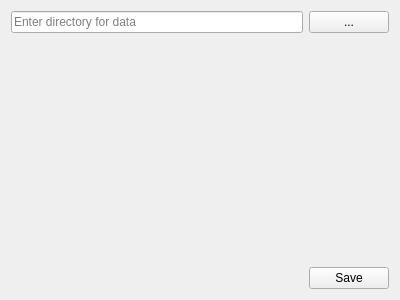
Qt form settings/settingsframe.ui (RichardGladman/book-of-shadows-qt) before a commit.
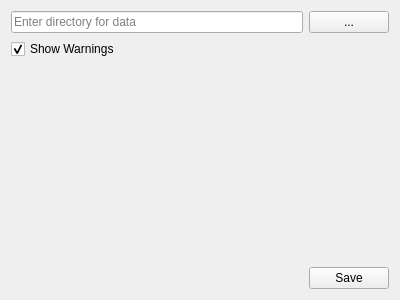
The same form after that commit.

Commit message: Implement show warnings setting

```diff
--- a/settings/settingsframe.ui
+++ b/settings/settingsframe.ui
@@ -32,6 +32,16 @@
      </item>
     </layout>
    </item>
+   <item>
+    <widget class="QCheckBox" name="warnings_checkbox">
+     <property name="text">
+      <string>Show Warnings</string>
+     </property>
+     <property name="checked">
+      <bool>true</bool>
+     </property>
+    </widget>
+   </item>
    <item>
     <spacer name="verticalSpacer">
      <property name="orientation">
```
The commit also changes 3 other files.
